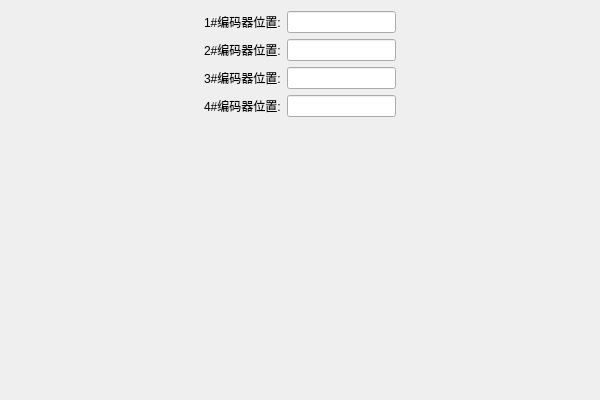
This is GTSSimpleController/Widget/FeedbackWidget.ui in whisper512/GTS as Qt 5 draws it before an edit. The edited form follows.
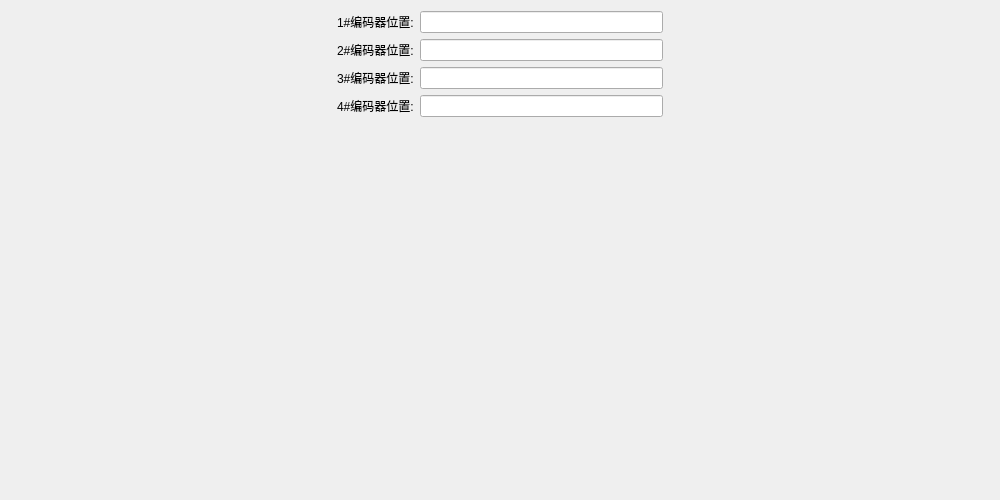
This is the edited form.

Commit message: 调整界面大小

```diff
--- a/GTSSimpleController/Widget/FeedbackWidget.ui
+++ b/GTSSimpleController/Widget/FeedbackWidget.ui
@@ -6,8 +6,8 @@
    <rect>
     <x>0</x>
     <y>0</y>
-    <width>600</width>
-    <height>400</height>
+    <width>1000</width>
+    <height>500</height>
    </rect>
   </property>
   <property name="windowTitle">
```
The commit also changes 6 other files.
